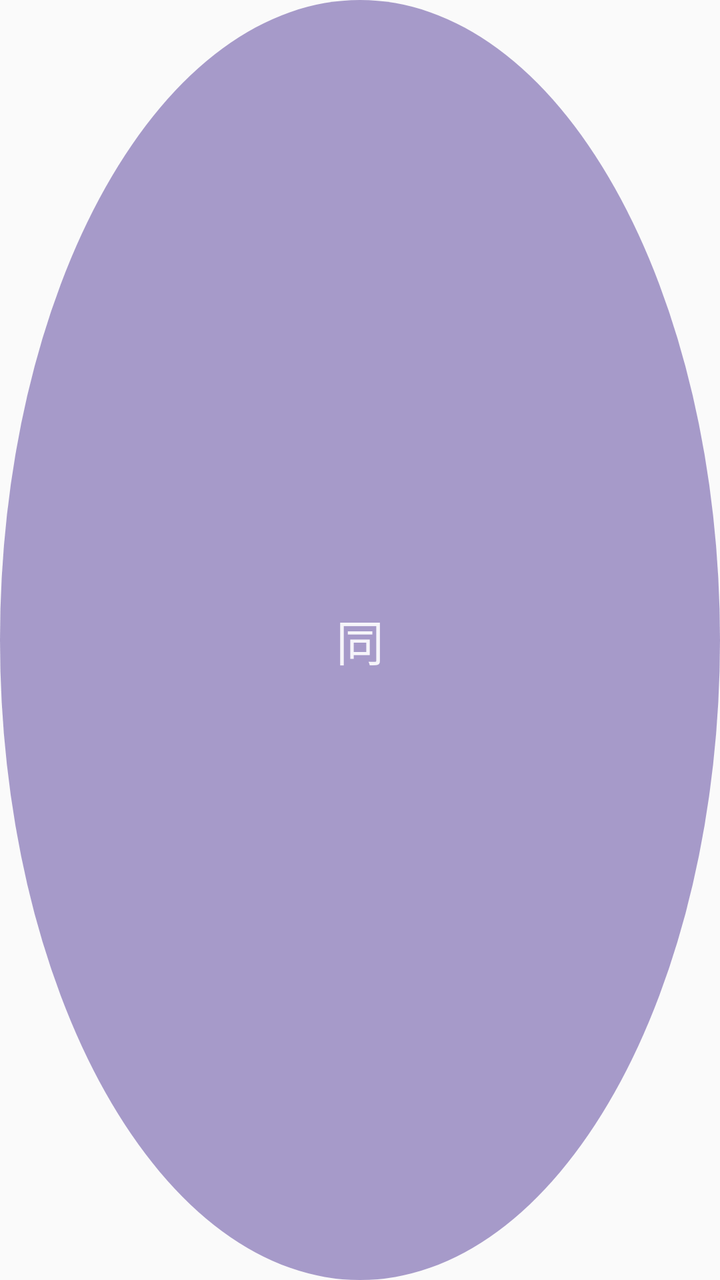
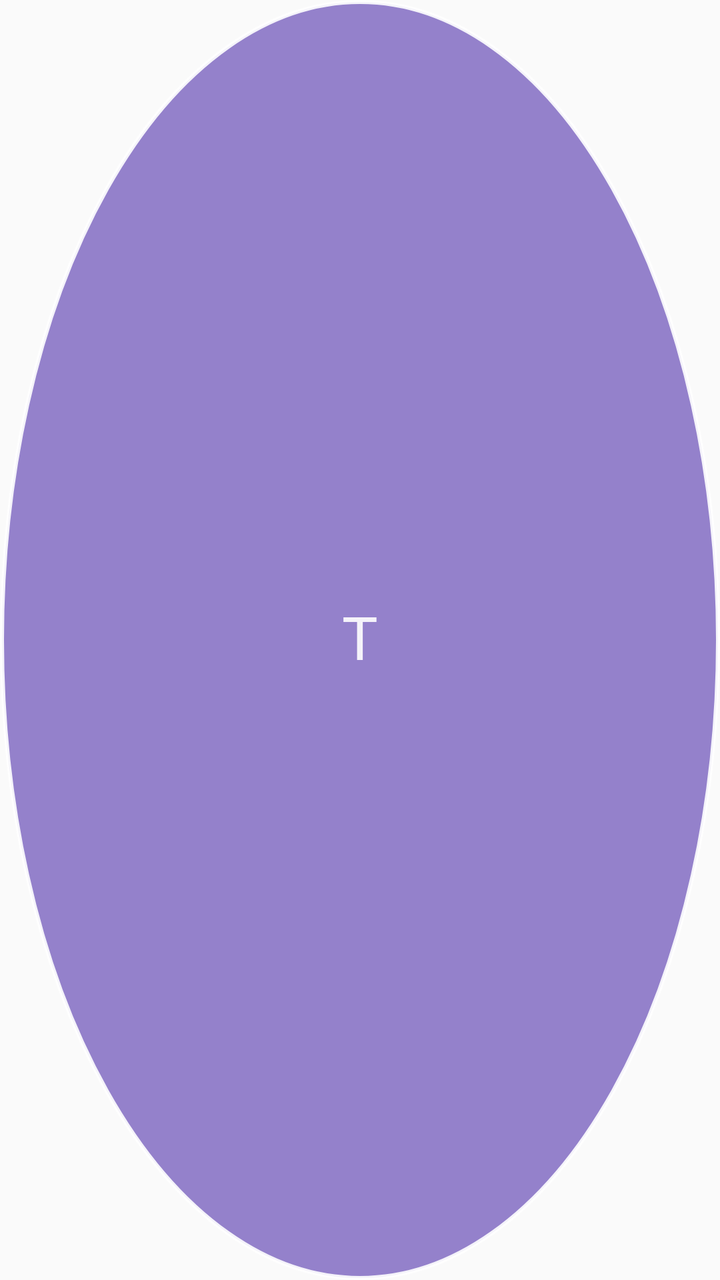

Screens rendered from an Android XML layout before and after an edit, with the pre-edit source and the edit as a unified diff.
<!-- AndroidManifest.xml: application theme Theme.StudentLookup -->
<!-- res/layout/floating_ball.xml -->
<?xml version="1.0" encoding="utf-8"?>
<FrameLayout xmlns:android="http://schemas.android.com/apk/res/android"
    android:layout_width="48dp"
    android:layout_height="48dp">

    <TextView
        android:layout_width="match_parent"
        android:layout_height="match_parent"
        android:background="@drawable/ball_bg"
        android:gravity="center"
        android:text="同"
        android:textColor="#E6FFFFFF"
        android:textSize="24sp" />
</FrameLayout>
<!-- resources referenced by this layout -->
<resources>
  <!-- drawable ball_bg (drawable) -->
  <?xml version="1.0" encoding="utf-8"?>
  <shape xmlns:android="http://schemas.android.com/apk/res/android"
      android:shape="oval">
      
      <solid android:color="#8F6750A4" />
  </shape>
  <style name="Theme.StudentLookup" parent="Theme.AppCompat.DayNight.NoActionBar">
          <item name="colorPrimary">@color/purple_500</item>
          <item name="colorPrimaryDark">@color/purple_700</item>
          <item name="colorAccent">@color/teal_200</item>
      </style>
  <color name="purple_500">#6750A4</color>
  <color name="purple_700">#4F378B</color>
  <color name="teal_200">#03DAC5</color>
</resources>

<!-- the commit's change to res/layout/floating_ball.xml (unified diff, before → after) -->
@@ -4,11 +4,13 @@
     android:layout_height="48dp">
 
     <TextView
+        android:id="@+id/ball_text"
         android:layout_width="match_parent"
         android:layout_height="match_parent"
         android:background="@drawable/ball_bg"
         android:gravity="center"
-        android:text="同"
+        android:includeFontPadding="false"
+        android:text="T"
         android:textColor="#E6FFFFFF"
-        android:textSize="24sp" />
+        android:textSize="30sp" />
 </FrameLayout>
<!-- resource entries referenced after the edit -->
@@ -5,7 +5,8 @@
   <shape xmlns:android="http://schemas.android.com/apk/res/android"
       android:shape="oval">
       
-      <solid android:color="#8F6750A4" />
+      <solid android:color="#B36A4FB8" />
+      <stroke android:width="2dp" android:color="#E6FFFFFF" />
   </shape>
   <style name="Theme.StudentLookup" parent="Theme.AppCompat.DayNight.NoActionBar">
           <item name="colorPrimary">@color/purple_500</item>
